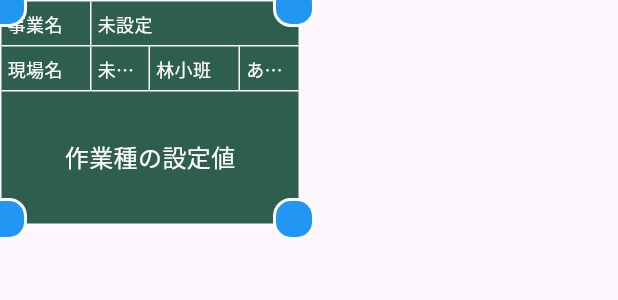
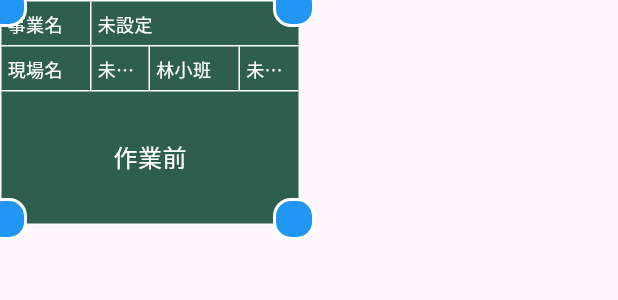
Before and after one commit to tm-qc/work_photo_app_sample, a Flutter app: the BlackboardWidget widget shown alone on an empty page, opened directly with empty values, on a phone screen of 412 x 824 dp. Shown: the top 300 px of the screen. Run offline on Flutter 3.47's test engine with Material 3 defaults, Android fonts, the phone set to English and light mode, and no system bars; our stand-ins replace camera, logger, shared_preferences; accounts and stored records are empty.

Commit message:
【カメラプレビュー黒板作成中】【仮保存】黒板のカメラプレビュー上の黒板の本体Widget（黒板設定値をカメラプレビューの黒板に反映）
- カメラ画面で設定値を表示

残作業
- 未設定の定義、仕様を検討(各所で設定されてる)

全体残作業
- 一部改修の余地ありはTODOで残してる
- testコード検討(必須だが時間が必要。調査段階なので一旦後まわし的な)

※関係性について

Screen(Widget)
MainのUI画面
基本的にViewModel経由で情報を取得する
ただし、Model の定数や固定メニューは直接参照OK

ViewModel
State定義し、Serviceを参照し情報を取得しScreenに渡す

Service
Modelからデータを参照し処理し、ViewModelに渡す

Model
このWidget（Screen）で使うデータを定義する
プルダウンメニューの内容も定義するのでScreenから直接参照される時もある

```diff
--- a/lib/ui/camera/view_model/camera_view_model.dart
+++ b/lib/ui/camera/view_model/camera_view_model.dart
@@ -68,7 +68,7 @@ class CameraViewModel extends ChangeNotifier {
 
 
   // ==============================================
-  // 📋 黒板設定値アクセサ（NEW!）
+  // 📋 黒板設定値アクセサ
   // ==============================================
 
   /// 事業名を取得
@@ -81,6 +81,7 @@ class CameraViewModel extends ChangeNotifier {
   int get workTypeKey => _model.workTypeKey;
 
   /// 作業種の表示名を取得
+  // 保存された数字の設定値をBlackboardSettingModel.workTypeOptionsで文字に変換して取得してる
   String get workTypeName => BlackboardSettingModel.workTypeOptions[_model.workTypeKey] ?? '未設定';
 
   /// 林小班を取得
--- a/lib/ui/camera/widgets/blackboard_setting_value_display_widget.dart
+++ b/lib/ui/camera/widgets/blackboard_setting_value_display_widget.dart
@@ -29,7 +29,42 @@ import 'blackboard_value.dart';
 // 　やった結果そんなに手間増えないし、呼び出すときにcontextを引数に渡さなくてよかった
 
 class BlackboardSettingValueDisplayWidget extends StatelessWidget {
-  const BlackboardSettingValueDisplayWidget({super.key});
+  // ==============================================
+  // 📋 黒板の設定値を受け取るプロパティ
+  // ==============================================
+
+  /// 事業名
+  final String projectName;
+
+  /// 現場名
+  final String siteName;
+
+  /// 作業種の表示名（"作業前"、"作業中"、"作業後"など）
+  final String workTypeName;
+
+  /// 林小班
+  final String forestUnit;
+
+  // ==============================================
+  // 🏗️ コンストラクタ
+  // ==============================================
+
+  /// BlackboardWidgetのコンストラクタ
+  ///
+  /// 【使用例】
+  /// BlackboardWidget(
+  ///   projectName: viewModel.projectName,
+  ///   siteName: viewModel.siteName,
+  ///   workTypeName: viewModel.workTypeName,
+  ///   forestUnit: viewModel.forestUnit,
+  /// )
+  const BlackboardSettingValueDisplayWidget({
+    super.key,
+    required this.projectName,
+    required this.siteName,
+    required this.workTypeName,
+    required this.forestUnit,
+  });
 
   // BuildContext は画面上の位置・状態を持つcontextを使うのに必要
   @override
@@ -75,7 +110,10 @@ class BlackboardSettingValueDisplayWidget extends StatelessWidget {
               // widthは初期値60だが引数で設定も可能
               const BlackboardLabel(text: '事業名'),
               // 事業名の値
-              const BlackboardValue(showRightBorder:false),
+              BlackboardValue(
+                text: projectName.isNotEmpty ? projectName : "未設定",
+                showRightBorder:false
+              ),
             ],
           ),
 
@@ -85,11 +123,15 @@ class BlackboardSettingValueDisplayWidget extends StatelessWidget {
               // 現場名ラベル
               const BlackboardLabel(text: '現場名'),
               // 値
-              const BlackboardValue(),
+              BlackboardValue(
+                text: siteName.isNotEmpty ? siteName : "未設定"
+              ),
               // 林小班ラベル
               const BlackboardLabel(text: '林小班'),
               // 値
-              const BlackboardValue(text:"あいう", showRightBorder:false),
+              BlackboardValue(
+                text: forestUnit.isNotEmpty ? forestUnit : "未設定",
+                showRightBorder:false),
             ],
           ),
 
@@ -98,8 +140,8 @@ class BlackboardSettingValueDisplayWidget extends StatelessWidget {
           // Expanded 自体が「空間を均等に割る役割」
           Expanded(
             child: Align(
-              child: const Text(
-                '作業種の設定値',
+              child: Text(
+                workTypeName.isNotEmpty ? workTypeName : "未設定",
                 style: TextStyle(
                   color: Colors.white,
                   fontSize: 16,
--- a/lib/ui/camera/widgets/blackboard_widget.dart
+++ b/lib/ui/camera/widgets/blackboard_widget.dart
@@ -86,7 +86,13 @@ class BlackboardWidget extends StatelessWidget {
               ),
 
               // 黒板の設定値を表示するWidget
-              child: const BlackboardSettingValueDisplayWidget(),
+              // - ViewModel経由で保存された設定値を取得して表示
+              child: BlackboardSettingValueDisplayWidget(
+                projectName: viewModel.projectName,   // 事業名
+                siteName: viewModel.siteName,         // 現場名
+                workTypeName: viewModel.workTypeName, // 作業種
+                forestUnit: viewModel.forestUnit,     // 林小班
+              ),
             ),
           ),
 
```
